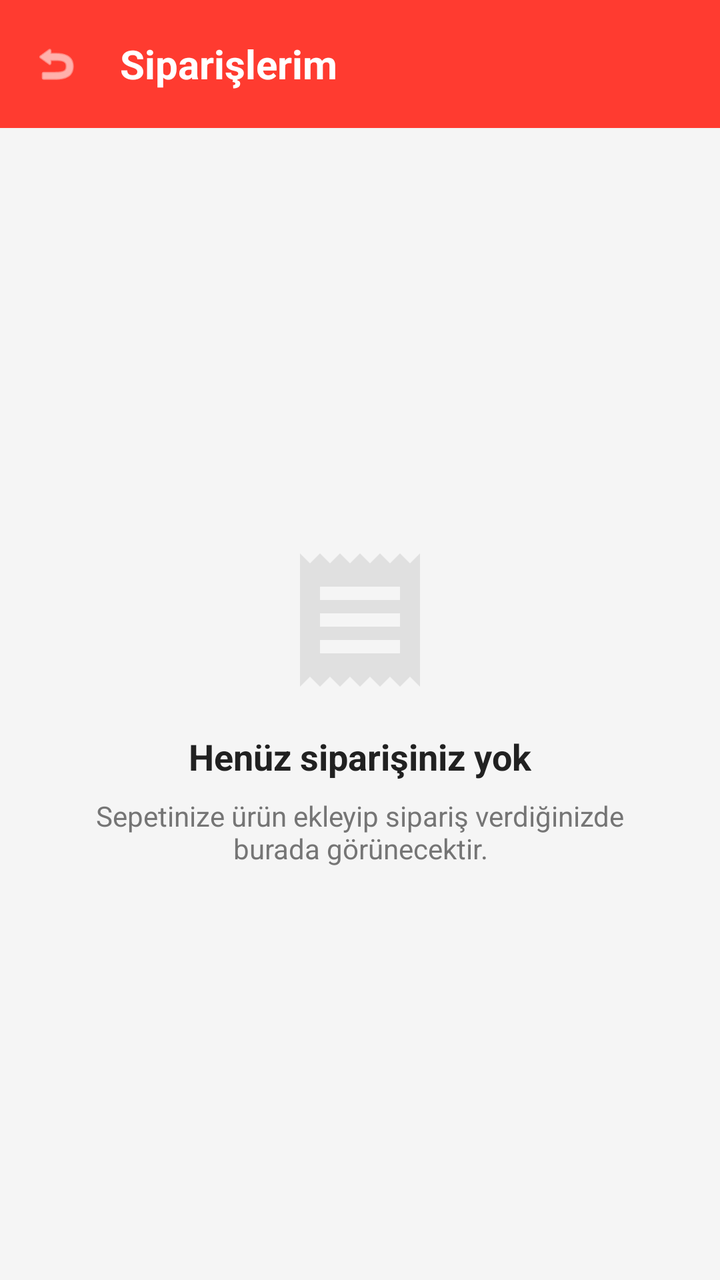
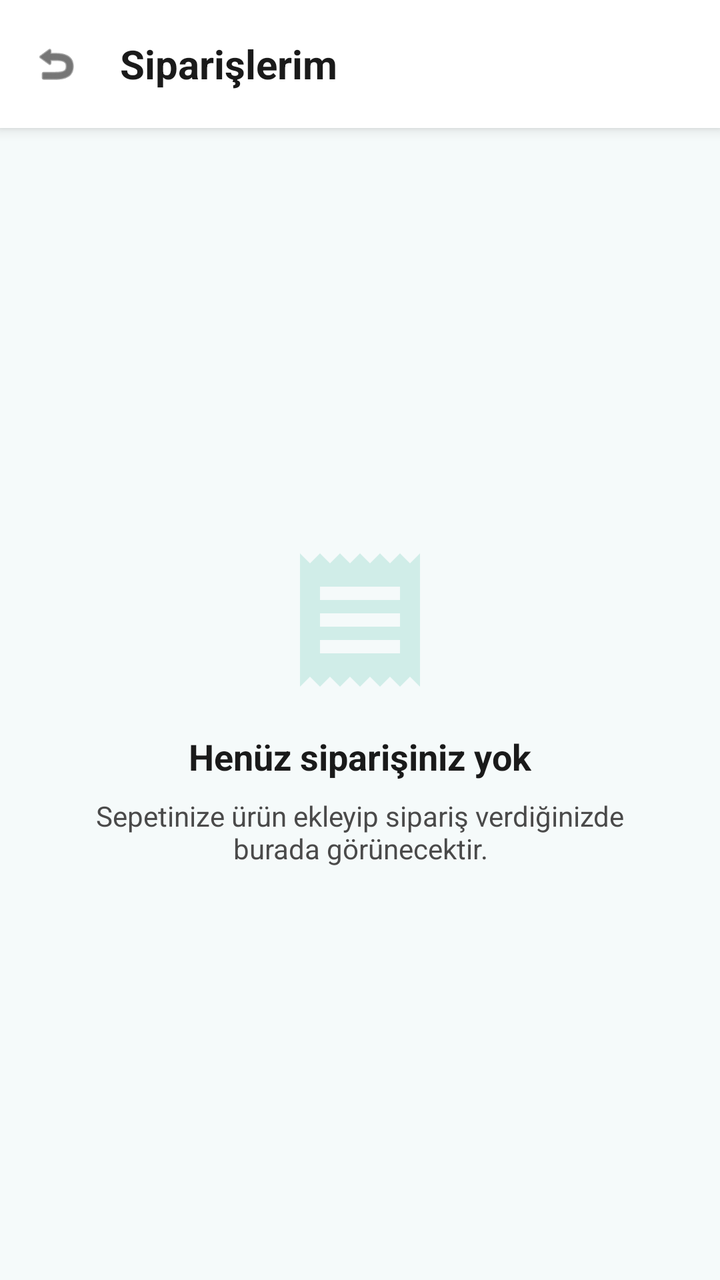

Before-and-after screenshots of an Android layout around one commit, followed by the original layout XML and the change that was made.
<!-- AndroidManifest.xml: application theme Theme.EskiEsyaSatis -->
<!-- res/layout/activity_my_orders.xml -->
<?xml version="1.0" encoding="utf-8"?>
<LinearLayout xmlns:android="http://schemas.android.com/apk/res/android"
    xmlns:app="http://schemas.android.com/apk/res-auto"
    android:layout_width="match_parent"
    android:layout_height="match_parent"
    android:orientation="vertical"
    android:fitsSystemWindows="true"
    android:background="@color/backgroundColor">

    <LinearLayout
        android:layout_width="match_parent"
        android:layout_height="?attr/actionBarSize"
        android:background="?attr/colorPrimary"
        android:orientation="horizontal"
        android:gravity="center_vertical"
        android:padding="4dp">

        <ImageView
            android:id="@+id/btnBack"
            android:layout_width="48dp"
            android:layout_height="48dp"
            android:src="@android:drawable/ic_menu_revert"
            android:padding="12dp"
            android:background="?attr/selectableItemBackgroundBorderless"
            android:clickable="true"
            android:focusable="true"
            android:contentDescription="Geri"
            app:tint="@color/white" />

        <TextView
            android:layout_width="wrap_content"
            android:layout_height="wrap_content"
            android:text="Siparişlerim"
            android:textColor="@color/white"
            android:textSize="20sp"
            android:textStyle="bold"
            android:layout_marginStart="8dp" />
    </LinearLayout>

    <LinearLayout
        android:layout_width="match_parent"
        android:layout_height="match_parent"
        android:gravity="center"
        android:orientation="vertical"
        android:padding="32dp">

        <ImageView
            android:layout_width="80dp"
            android:layout_height="80dp"
            android:src="@drawable/ic_orders"
            app:tint="@color/borderColor"
            android:layout_marginBottom="16dp" />

        <TextView
            android:layout_width="wrap_content"
            android:layout_height="wrap_content"
            android:text="Henüz siparişiniz yok"
            android:textSize="18sp"
            android:textStyle="bold"
            android:textColor="@color/textColorPrimary"
            android:layout_marginBottom="8dp" />

        <TextView
            android:layout_width="wrap_content"
            android:layout_height="wrap_content"
            android:text="Sepetinize ürün ekleyip sipariş verdiğinizde burada görünecektir."
            android:textSize="14sp"
            android:textColor="@color/textColorSecondary"
            android:gravity="center" />
    </LinearLayout>
</LinearLayout>
<!-- resources referenced by this layout -->
<resources>
  <color name="backgroundColor">#F5F5F5</color>
  <color name="borderColor">#E0E0E0</color>
  <color name="textColorPrimary">#212121</color>
  <color name="textColorSecondary">#757575</color>
  <color name="white">#FFFFFFFF</color>
  <!-- drawable ic_orders (drawable) -->
  <vector xmlns:android="http://schemas.android.com/apk/res/android"
      android:width="24dp"
      android:height="24dp"
      android:viewportWidth="24"
      android:viewportHeight="24">
      <path
          android:fillColor="#000000"
          android:pathData="M18,17H6v-2h12v2zM18,13H6v-2h12v2zM18,9H6V7h12v2zM3,22l1.5,-1.5L6,22l1.5,-1.5L9,22l1.5,-1.5L12,22l1.5,-1.5L15,22l1.5,-1.5L18,22l1.5,-1.5L21,22V2l-1.5,1.5L18,2l-1.5,1.5L15,2l-1.5,1.5L12,2l-1.5,1.5L9,2L7.5,3.5L6,2L4.5,3.5L3,2v20z"/>
  </vector>
  <style name="Theme.EskiEsyaSatis" parent="Base.Theme.EskiEsyaSatis" />
  <style name="Base.Theme.EskiEsyaSatis" parent="Theme.Material3.DayNight.NoActionBar">
          
          <item name="colorPrimary">@color/primaryColor</item>
          <item name="colorPrimaryDark">@color/primaryDarkColor</item>
          <item name="colorOnPrimary">@color/white</item>
          <item name="android:windowBackground">@color/backgroundColor</item>
          <item name="android:textColorPrimary">@color/textColorPrimary</item>
          <item name="android:textColorSecondary">@color/textColorSecondary</item>
      </style>
  <color name="primaryColor">#FF3B30</color>
  <color name="primaryDarkColor">#C32C23</color>
</resources>

<!-- the commit's change to res/layout/activity_my_orders.xml (unified diff, before → after) -->
@@ -10,7 +10,8 @@
     <LinearLayout
         android:layout_width="match_parent"
         android:layout_height="?attr/actionBarSize"
-        android:background="?attr/colorPrimary"
+        android:background="@color/white"
+        android:elevation="4dp"
         android:orientation="horizontal"
         android:gravity="center_vertical"
         android:padding="4dp">
@@ -25,47 +26,61 @@
             android:clickable="true"
             android:focusable="true"
             android:contentDescription="Geri"
-            app:tint="@color/white" />
+            app:tint="@color/textColorPrimary" />
 
         <TextView
             android:layout_width="wrap_content"
             android:layout_height="wrap_content"
             android:text="Siparişlerim"
-            android:textColor="@color/white"
+            android:textColor="@color/textColorPrimary"
             android:textSize="20sp"
             android:textStyle="bold"
             android:layout_marginStart="8dp" />
     </LinearLayout>
 
-    <LinearLayout
+    <FrameLayout
         android:layout_width="match_parent"
-        android:layout_height="match_parent"
-        android:gravity="center"
-        android:orientation="vertical"
-        android:padding="32dp">
+        android:layout_height="match_parent">
 
-        <ImageView
-            android:layout_width="80dp"
-            android:layout_height="80dp"
-            android:src="@drawable/ic_orders"
-            app:tint="@color/borderColor"
-            android:layout_marginBottom="16dp" />
+        <androidx.recyclerview.widget.RecyclerView
+            android:id="@+id/recyclerViewOrders"
+            android:layout_width="match_parent"
+            android:layout_height="match_parent"
+            android:padding="8dp"
+            android:clipToPadding="false"
+            android:visibility="gone" />
 
-        <TextView
-            android:layout_width="wrap_content"
-            android:layout_height="wrap_content"
-            android:text="Henüz siparişiniz yok"
-            android:textSize="18sp"
-            android:textStyle="bold"
-            android:textColor="@color/textColorPrimary"
-            android:layout_marginBottom="8dp" />
+        <LinearLayout
+            android:id="@+id/layoutEmptyState"
+            android:layout_width="match_parent"
+            android:layout_height="match_parent"
+            android:gravity="center"
+            android:orientation="vertical"
+            android:padding="32dp">
 
-        <TextView
-            android:layout_width="wrap_content"
-            android:layout_height="wrap_content"
-            android:text="Sepetinize ürün ekleyip sipariş verdiğinizde burada görünecektir."
-            android:textSize="14sp"
-            android:textColor="@color/textColorSecondary"
-            android:gravity="center" />
-    </LinearLayout>
+            <ImageView
+                android:layout_width="80dp"
+                android:layout_height="80dp"
+                android:src="@drawable/ic_orders"
+                app:tint="@color/borderColor"
+                android:layout_marginBottom="16dp" />
+
+            <TextView
+                android:layout_width="wrap_content"
+                android:layout_height="wrap_content"
+                android:text="Henüz siparişiniz yok"
+                android:textSize="18sp"
+                android:textStyle="bold"
+                android:textColor="@color/textColorPrimary"
+                android:layout_marginBottom="8dp" />
+
+            <TextView
+                android:layout_width="wrap_content"
+                android:layout_height="wrap_content"
+                android:text="Sepetinize ürün ekleyip sipariş verdiğinizde burada görünecektir."
+                android:textSize="14sp"
+                android:textColor="@color/textColorSecondary"
+                android:gravity="center" />
+        </LinearLayout>
+    </FrameLayout>
 </LinearLayout>
<!-- resource entries referenced after the edit -->
@@ -1,9 +1,9 @@
 <!-- resources referenced by this layout -->
 <resources>
-  <color name="backgroundColor">#F5F5F5</color>
-  <color name="borderColor">#E0E0E0</color>
-  <color name="textColorPrimary">#212121</color>
-  <color name="textColorSecondary">#757575</color>
+  <color name="backgroundColor">#F5FAFA</color>
+  <color name="borderColor">#D0EDE8</color>
+  <color name="textColorPrimary">#1A1A1A</color>
+  <color name="textColorSecondary">#4A4A4A</color>
   <color name="white">#FFFFFFFF</color>
   <!-- drawable ic_orders (drawable) -->
   <vector xmlns:android="http://schemas.android.com/apk/res/android"
@@ -16,16 +16,22 @@
           android:pathData="M18,17H6v-2h12v2zM18,13H6v-2h12v2zM18,9H6V7h12v2zM3,22l1.5,-1.5L6,22l1.5,-1.5L9,22l1.5,-1.5L12,22l1.5,-1.5L15,22l1.5,-1.5L18,22l1.5,-1.5L21,22V2l-1.5,1.5L18,2l-1.5,1.5L15,2l-1.5,1.5L12,2l-1.5,1.5L9,2L7.5,3.5L6,2L4.5,3.5L3,2v20z"/>
   </vector>
   <style name="Theme.EskiEsyaSatis" parent="Base.Theme.EskiEsyaSatis" />
-  <style name="Base.Theme.EskiEsyaSatis" parent="Theme.Material3.DayNight.NoActionBar">
-          
+  <style name="Base.Theme.EskiEsyaSatis" parent="Theme.Material3.Light.NoActionBar">
           <item name="colorPrimary">@color/primaryColor</item>
           <item name="colorPrimaryDark">@color/primaryDarkColor</item>
           <item name="colorOnPrimary">@color/white</item>
+          <item name="colorAccent">@color/accentColor</item>
           <item name="android:windowBackground">@color/backgroundColor</item>
           <item name="android:textColorPrimary">@color/textColorPrimary</item>
           <item name="android:textColorSecondary">@color/textColorSecondary</item>
+          <item name="android:editTextColor">@color/textColorPrimary</item>
+          <item name="android:textColorHint">@color/textColorSecondary</item>
+          <item name="android:statusBarColor">@color/primaryDarkColor</item>
+          <item name="colorOnSurface">@color/textColorPrimary</item>
+          <item name="colorOnBackground">@color/textColorPrimary</item>
       </style>
-  <color name="primaryColor">#FF3B30</color>
-  <color name="primaryDarkColor">#C32C23</color>
+  <color name="primaryColor">#3AAFA9</color>
+  <color name="primaryDarkColor">#2D8F8A</color>
+  <color name="accentColor">#6DC99D</color>
 </resources>
 
